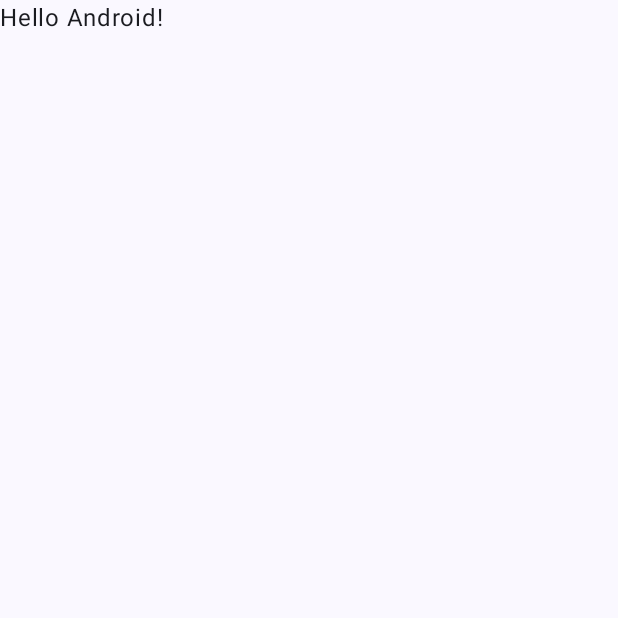
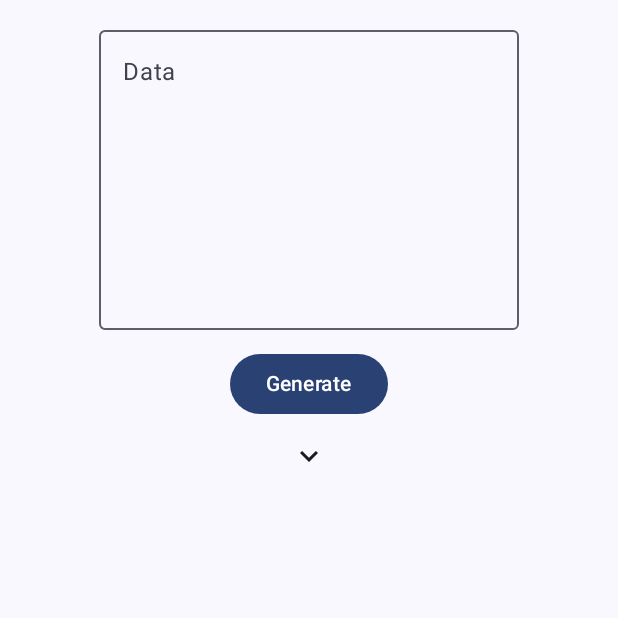
Before and after one commit to michaelbentz/axiom, an Android app built with Jetpack Compose: the screen it shows after launch (MainActivity), on a phone screen of 412 x 824 dp, the top half of it. Before the commit the part shown is almost empty. Run offline under Robolectric (Android 15) with nearby library versions, the phone set to English and light mode, and no system bars; our stand-ins replace Dagger/Hilt's generated code, Room's generated code, livedata-compose; libraries missing offline, so code that uses them is left out: com.bumptech.glide; 1 statement that could not run was skipped.

Commit message:
Implement qr-code-create

```diff
--- a/app/src/main/kotlin/com/michaelbentz/axiom/Constants.kt
+++ b/app/src/main/kotlin/com/michaelbentz/axiom/Constants.kt
@@ -1,3 +1,5 @@
 package com.michaelbentz.axiom
 
+const val TAG = "Axiom"
 const val DATABASE_NAME = "axiom_database"
+const val BASE_URL_QR_SERVER = "https://api.qrserver.com/v1/"
--- a/app/src/main/kotlin/com/michaelbentz/axiom/database/Database.kt
+++ b/app/src/main/kotlin/com/michaelbentz/axiom/database/Database.kt
@@ -4,18 +4,18 @@ import android.content.Context
 import androidx.room.Room
 import androidx.room.RoomDatabase
 import com.michaelbentz.axiom.DATABASE_NAME
-import com.michaelbentz.axiom.database.dao.PlaceholderDao
-import com.michaelbentz.axiom.database.entity.PlaceholderEntity
+import com.michaelbentz.axiom.database.dao.QrCodeDao
+import com.michaelbentz.axiom.database.entity.QrCodeEntity
 
 @androidx.room.Database(
     entities = [
-        PlaceholderEntity::class
+        QrCodeEntity::class
     ],
     exportSchema = false,
     version = 1,
 )
 abstract class Database : RoomDatabase() {
-    abstract fun placeholderDao(): PlaceholderDao
+    abstract fun qrCodeDao(): QrCodeDao
 
     companion object {
 
--- /dev/null
+++ b/app/src/main/kotlin/com/michaelbentz/axiom/database/dao/QrCodeDao.kt
@@ -0,0 +1,18 @@
+package com.michaelbentz.axiom.database.dao
+
+import androidx.lifecycle.LiveData
+import androidx.room.Dao
+import androidx.room.Insert
+import androidx.room.OnConflictStrategy
+import androidx.room.Query
+import com.michaelbentz.axiom.database.entity.QrCodeEntity
+
+@Dao
+interface QrCodeDao {
+
+    @Insert(onConflict = OnConflictStrategy.ABORT)
+    fun insert(qrCodeEntity: QrCodeEntity): Long?
+
+    @Query("SELECT * FROM qr_code ORDER BY millis DESC LIMIT 1")
+    fun getLatest(): LiveData<QrCodeEntity?>
+}
--- a/app/src/main/kotlin/com/michaelbentz/axiom/di/DatabaseModule.kt
+++ b/app/src/main/kotlin/com/michaelbentz/axiom/di/DatabaseModule.kt
@@ -2,7 +2,7 @@ package com.michaelbentz.axiom.di
 
 import android.content.Context
 import com.michaelbentz.axiom.database.Database
-import com.michaelbentz.axiom.database.dao.PlaceholderDao
+import com.michaelbentz.axiom.database.dao.QrCodeDao
 import dagger.Module
 import dagger.Provides
 import dagger.hilt.InstallIn
@@ -21,7 +21,7 @@ class DatabaseModule {
     }
 
     @Provides
-    fun providePlaceholderDao(database: Database): PlaceholderDao {
-        return database.placeholderDao()
+    fun providePlaceholderDao(database: Database): QrCodeDao {
+        return database.qrCodeDao()
     }
 }
--- /dev/null
+++ b/app/src/main/kotlin/com/michaelbentz/axiom/di/NetworkModule.kt
@@ -0,0 +1,28 @@
+package com.michaelbentz.axiom.di
+
+import com.michaelbentz.axiom.BASE_URL_QR_SERVER
+import com.michaelbentz.axiom.service.QrCodeService
+import dagger.Module
+import dagger.Provides
+import dagger.hilt.InstallIn
+import dagger.hilt.components.SingletonComponent
+import retrofit2.Retrofit
+import retrofit2.converter.gson.GsonConverterFactory
+import retrofit2.converter.simplexml.SimpleXmlConverterFactory
+import javax.inject.Singleton
+
+@InstallIn(SingletonComponent::class)
+@Module
+class NetworkModule {
+
+    @Singleton
+    @Provides
+    fun provideQrCodeService(): QrCodeService {
+        return Retrofit.Builder()
+            .baseUrl(BASE_URL_QR_SERVER)
+            .addConverterFactory(SimpleXmlConverterFactory.create())
+            .addConverterFactory(GsonConverterFactory.create())
+            .build()
+            .create(QrCodeService::class.java)
+    }
+}
--- /dev/null
+++ b/app/src/main/kotlin/com/michaelbentz/axiom/repository/QrCodeRepository.kt
@@ -0,0 +1,34 @@
+package com.michaelbentz.axiom.repository
+
+import androidx.lifecycle.liveData
+import com.michaelbentz.axiom.database.dao.QrCodeDao
+import com.michaelbentz.axiom.database.entity.QrCodeEntity
+import com.michaelbentz.axiom.service.QrCodeService
+import com.michaelbentz.axiom.util.ResponseBodyCallback
+import kotlinx.coroutines.CoroutineScope
+import kotlinx.coroutines.Dispatchers
+import kotlinx.coroutines.launch
+import javax.inject.Inject
+import javax.inject.Singleton
+
+@Singleton
+class QrCodeRepository @Inject constructor(
+    private val qrCodeService: QrCodeService,
+    private val qrCodeDao: QrCodeDao
+) {
+    fun create(data: String) = CoroutineScope(Dispatchers.IO).launch {
+        val call = qrCodeService.createQrCode(data)
+        call.enqueue(ResponseBodyCallback {
+            qrCodeDao.insert(
+                QrCodeEntity(
+                    bytes = it.bytes(),
+                    millis = System.currentTimeMillis()
+                )
+            )
+        })
+    }
+
+    fun getLatest() = liveData {
+        emitSource(qrCodeDao.getLatest())
+    }
+}
--- /dev/null
+++ b/app/src/main/kotlin/com/michaelbentz/axiom/service/QrCodeService.kt
@@ -0,0 +1,12 @@
+package com.michaelbentz.axiom.service
+
+import okhttp3.ResponseBody
+import retrofit2.Call
+import retrofit2.http.GET
+import retrofit2.http.Query
+
+interface QrCodeService {
+
+    @GET("create-qr-code/?size=750x750")
+    fun createQrCode(@Query("data") data: String): Call<ResponseBody>
+}
--- a/app/src/main/kotlin/com/michaelbentz/axiom/ui/MainActivity.kt
+++ b/app/src/main/kotlin/com/michaelbentz/axiom/ui/MainActivity.kt
@@ -6,10 +6,8 @@ import androidx.activity.compose.setContent
 import androidx.compose.foundation.layout.fillMaxSize
 import androidx.compose.material3.MaterialTheme
 import androidx.compose.material3.Surface
-import androidx.compose.material3.Text
-import androidx.compose.runtime.Composable
 import androidx.compose.ui.Modifier
-import androidx.compose.ui.tooling.preview.Preview
+import com.michaelbentz.axiom.ui.screen.QrCodeScreen
 import com.michaelbentz.axiom.ui.theme.AxiomTheme
 import dagger.hilt.android.AndroidEntryPoint
 
@@ -23,25 +21,9 @@ class MainActivity : ComponentActivity() {
                     modifier = Modifier.fillMaxSize(),
                     color = MaterialTheme.colorScheme.background
                 ) {
-                    Greeting("Android")
+                    QrCodeScreen()
                 }
             }
         }
     }
 }
-
-@Composable
-fun Greeting(name: String, modifier: Modifier = Modifier) {
-    Text(
-        text = "Hello $name!",
-        modifier = modifier
-    )
-}
-
-@Preview(showBackground = true)
-@Composable
-fun GreetingPreview() {
-    AxiomTheme {
-        Greeting("Android")
-    }
-}
--- /dev/null
+++ b/app/src/main/kotlin/com/michaelbentz/axiom/ui/screen/QrCodeScreen.kt
@@ -0,0 +1,121 @@
+package com.michaelbentz.axiom.ui.screen
+
+import androidx.compose.foundation.background
+import androidx.compose.foundation.layout.Box
+import androidx.compose.foundation.layout.Column
+import androidx.compose.foundation.layout.Spacer
+import androidx.compose.foundation.layout.fillMaxSize
+import androidx.compose.foundation.layout.height
+import androidx.compose.foundation.layout.padding
+import androidx.compose.foundation.layout.wrapContentSize
+import androidx.compose.foundation.rememberScrollState
+import androidx.compose.foundation.verticalScroll
+import androidx.compose.material.icons.Icons
+import androidx.compose.material.icons.filled.KeyboardArrowDown
+import androidx.compose.material3.Button
+import androidx.compose.material3.Icon
+import androidx.compose.material3.OutlinedTextField
+import androidx.compose.material3.Surface
+import androidx.compose.material3.Text
+import androidx.compose.runtime.Composable
+import androidx.compose.runtime.getValue
+import androidx.compose.runtime.livedata.observeAsState
+import androidx.compose.runtime.mutableStateOf
+import androidx.compose.runtime.remember
+import androidx.compose.runtime.setValue
+import androidx.compose.ui.Alignment
+import androidx.compose.ui.Modifier
+import androidx.compose.ui.platform.LocalFocusManager
+import androidx.compose.ui.res.colorResource
+import androidx.compose.ui.res.stringResource
+import androidx.compose.ui.text.input.TextFieldValue
+import androidx.compose.ui.unit.dp
+import androidx.lifecycle.viewmodel.compose.viewModel
+import com.bumptech.glide.integration.compose.ExperimentalGlideComposeApi
+import com.bumptech.glide.integration.compose.GlideImage
+import com.michaelbentz.axiom.R
+import com.michaelbentz.axiom.viewmodel.QrCodeViewModel
+
+@Composable
+fun QrCodeScreen() {
+    val qrCodeViewModel: QrCodeViewModel = viewModel()
+    val latestQrCodeState = qrCodeViewModel.latestQrCode.observeAsState()
+    val focusManager = LocalFocusManager.current
+
+    Surface(
+        modifier = Modifier.fillMaxSize()
+    ) {
+        Box(
+            modifier = Modifier
+                .fillMaxSize()
+                .verticalScroll(rememberScrollState())
+        ) {
+            Column(
+                modifier = Modifier
+                    .wrapContentSize()
+                    .align(Alignment.TopCenter),
+                horizontalAlignment = Alignment.CenterHorizontally,
+            ) {
+                Spacer(modifier = Modifier.height(12.dp))
+                var data by remember {
+                    mutableStateOf(TextFieldValue(String()))
+                }
+                OutlinedTextField(
+                    maxLines = 7,
+                    minLines = 7,
+                    singleLine = false,
+                    label = {
+                        Text(text = stringResource(id = R.string.data))
+                    },
+                    value = data,
+                    onValueChange = {
+                        data = it
+                    }
+                )
+                Spacer(modifier = Modifier.height(12.dp))
+                Button(onClick = {
+                    if (data.text.isNotEmpty()) {
+                        focusManager.clearFocus()
+                        qrCodeViewModel.createQrCode(data.text)
+                    }
+                }) {
+                    Text(
+                        text = stringResource(id = R.string.generate)
+                    )
+                }
+                Spacer(modifier = Modifier.height(12.dp))
+                Icon(
+                    Icons.Filled.KeyboardArrowDown,
+                    null,
+                )
+                Spacer(modifier = Modifier.height(12.dp))
+
+                val latestQrCode = latestQrCodeState.value
+                if (latestQrCode != null) {
+
+                    Spacer(modifier = Modifier.height(12.dp))
+                    QrCodeImage(bytes = latestQrCode.bytes)
+                    Spacer(modifier = Modifier.height(12.dp))
+                    Text(text = latestQrCode.millis.toString())
+                }
+            }
+        }
+    }
+}
+
+@OptIn(ExperimentalGlideComposeApi::class)
+@Composable
+fun QrCodeImage(bytes: ByteArray) {
+    Box(
+        modifier = Modifier
+            .background(
+                colorResource(id = R.color.white)
+            )
+    ) {
+        GlideImage(
+            model = bytes,
+            contentDescription = null,
+            modifier = Modifier.padding(12.dp)
+        )
+    }
+}
--- /dev/null
+++ b/app/src/main/kotlin/com/michaelbentz/axiom/usecase/CreateQrCodeUseCase.kt
@@ -0,0 +1,12 @@
+package com.michaelbentz.axiom.usecase
+
+import com.michaelbentz.axiom.repository.QrCodeRepository
+import javax.inject.Inject
+
+class CreateQrCodeUseCase @Inject constructor(
+    private val qrCodeRepository: QrCodeRepository
+) {
+    operator fun invoke(data: String) {
+        qrCodeRepository.create(data)
+    }
+}
--- /dev/null
+++ b/app/src/main/kotlin/com/michaelbentz/axiom/viewmodel/QrCodeViewModel.kt
@@ -0,0 +1,21 @@
+package com.michaelbentz.axiom.viewmodel
+
+import androidx.lifecycle.ViewModel
+import androidx.lifecycle.viewModelScope
+import com.michaelbentz.axiom.repository.QrCodeRepository
+import com.michaelbentz.axiom.usecase.CreateQrCodeUseCase
+import dagger.hilt.android.lifecycle.HiltViewModel
+import kotlinx.coroutines.launch
+import javax.inject.Inject
+
+@HiltViewModel
+class QrCodeViewModel @Inject constructor(
+    qrCodeRepository: QrCodeRepository,
+    private val createQrCodeUseCase: CreateQrCodeUseCase
+) : ViewModel() {
+    val latestQrCode = qrCodeRepository.getLatest()
+
+    fun createQrCode(data: String) = viewModelScope.launch {
+        createQrCodeUseCase(data)
+    }
+}
--- a/app/src/main/res/values/strings.xml
+++ b/app/src/main/res/values/strings.xml
@@ -1,3 +1,5 @@
 <resources>
     <string name="app_name">Axiom</string>
+    <string name="data">Data</string>
+    <string name="generate">Generate</string>
 </resources>
```
Also changed, not shown: app/build.gradle.kts (+8 -2 lines), app/src/main/kotlin/com/michaelbentz/axiom/database/dao/PlaceholderDao.kt (deleted, +0 -17 lines), app/src/main/kotlin/com/michaelbentz/axiom/database/entity/PlaceholderEntity.kt (deleted, +0 -10 lines), app/src/main/kotlin/com/michaelbentz/axiom/database/entity/QrCodeEntity.kt (added, +14 -0 lines), app/src/main/kotlin/com/michaelbentz/axiom/util/ResponseBodyCallback.kt (added, +26 -0 lines), 1 other file.
